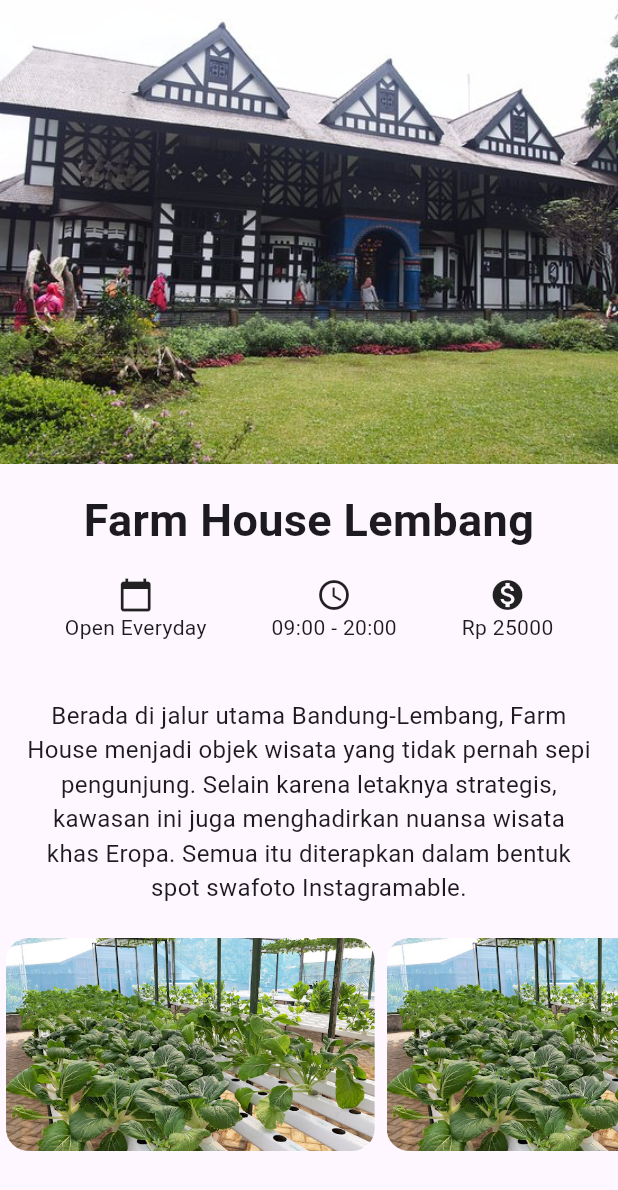
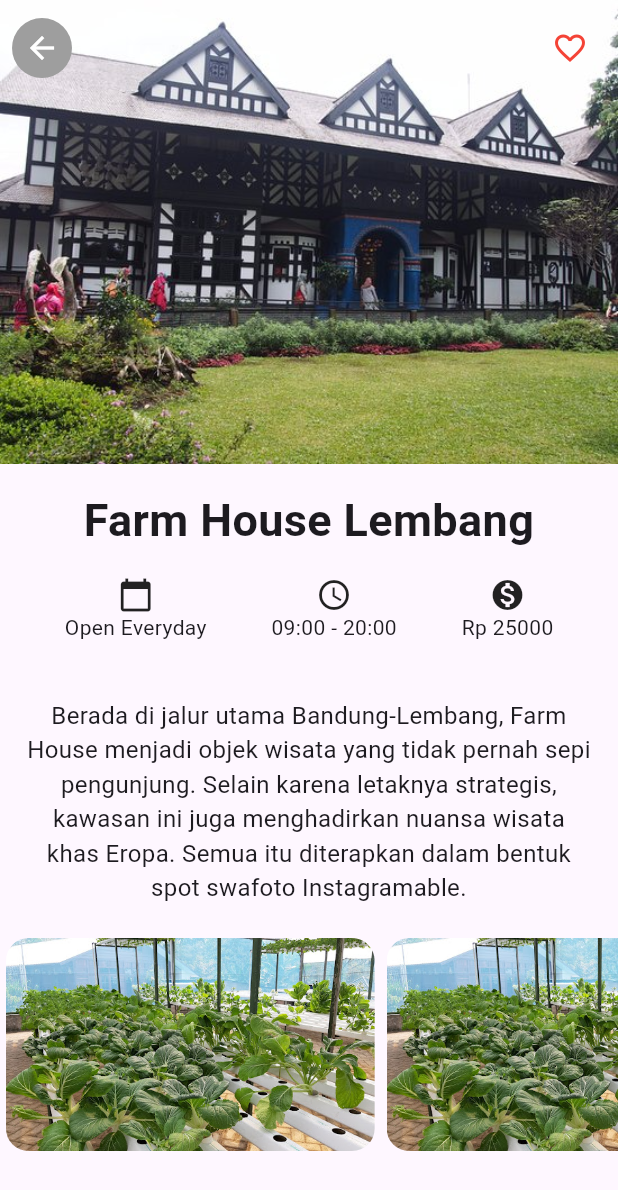
Before and after one commit to phizura/Travel-app, a Flutter app: the screen it shows after launch, after a tap on "Farm House Lembang", on a phone screen of 412 x 824 dp. Shown: the top 1190 px of the screen. Run offline on Flutter 3.47's test engine with Material 3 defaults, Android fonts, the phone set to English and light mode, and no system bars; our stand-ins replace google_fonts.

Commit message:
feat(detail-screen): adding favorite and back button

```diff
--- a/lib/detail_screen.dart
+++ b/lib/detail_screen.dart
@@ -1,5 +1,29 @@
 import 'package:flutter/material.dart';
 import 'package:travel_app/model/tourism_place.dart';
+
+class FavoriteButton extends StatefulWidget {
+  const FavoriteButton({super.key});
+
+  @override
+  _FavoriteButtonState createState() => _FavoriteButtonState();
+}
+
+class _FavoriteButtonState extends State<FavoriteButton> {
+  bool isFavorite = false;
+  @override
+  Widget build(BuildContext context) {
+    return IconButton(
+        onPressed: () {
+          setState(() {
+            isFavorite = !isFavorite;
+          });
+        },
+        icon: Icon(
+          isFavorite ? Icons.favorite : Icons.favorite_border,
+          color: Colors.red,
+        ));
+  }
+}
 
 class DetailScreen extends StatelessWidget {
   final TourismPlace place;
@@ -12,7 +36,27 @@ class DetailScreen extends StatelessWidget {
       child: Column(
           crossAxisAlignment: CrossAxisAlignment.stretch,
           children: <Widget>[
-            Image.asset(place.imageAsset),
+            Stack(
+              children: [
+                Image.asset(place.imageAsset),
+                SafeArea(
+                    child: Padding(
+                        padding: const EdgeInsets.all(8.0),
+                        child: Row(
+                          mainAxisAlignment: MainAxisAlignment.spaceBetween,
+                          children: [
+                            CircleAvatar(
+                                backgroundColor: Colors.grey,
+                                child: IconButton(
+                                  onPressed: () => Navigator.pop(context),
+                                  icon: const Icon(Icons.arrow_back),
+                                  color: Colors.white,
+                                )),
+                            const FavoriteButton()
+                          ],
+                        )))
+              ],
+            ),
             Container(
               margin: const EdgeInsets.only(top: 16.0),
               child: Text(
```
